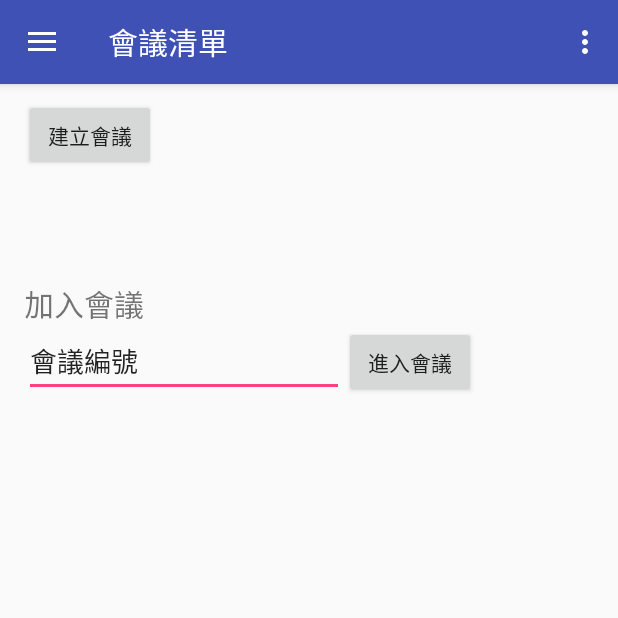
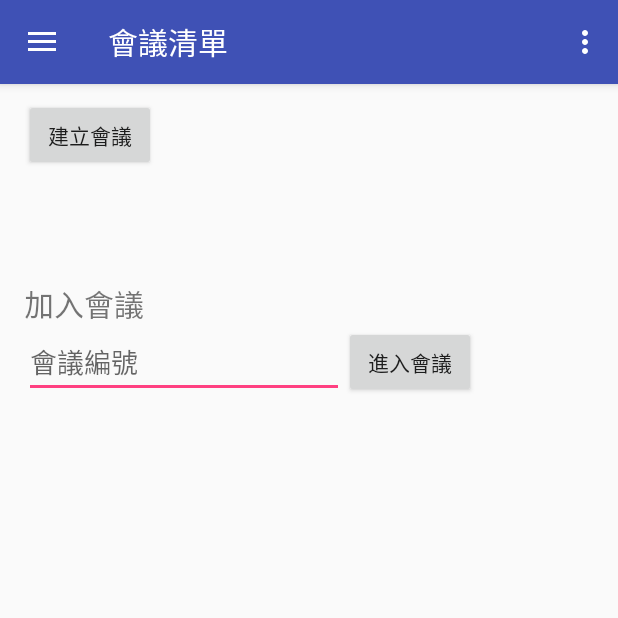
Before and after one commit to Bearww/AndroidRemote, an Android app: the MenuActivity screen opened directly, with no data from a screen before it, on a phone screen of 412 x 824 dp, the top half of it. Run offline under Robolectric (Android 15) with nearby library versions, the phone set to English and light mode, and no system bars.

```diff
--- a/app/src/main/res/layout/content_menu.xml
+++ b/app/src/main/res/layout/content_menu.xml
@@ -46,7 +46,7 @@
             android:layout_below="@+id/textView"
             android:layout_alignParentLeft="true"
             android:layout_alignParentStart="true"
-            android:text="會議編號" />
+            android:hint="@string/prompt_meeting_id" />
 
         <Button
             android:layout_width="wrap_content"
--- a/app/src/main/res/values/strings.xml
+++ b/app/src/main/res/values/strings.xml
@@ -36,4 +36,5 @@
     <string name="action_connect">Connect</string>
     <string name="title_item_list">會議</string>
     <string name="title_item_detail">Item Detail</string>
+    <string name="prompt_meeting_id">會議編號</string>
 </resources>
```
Also changed, not shown: app/src/main/java/com/test/wu/remotetest/Constants.java (+1 -1 lines), app/src/main/java/com/test/wu/remotetest/ImageListener.java (+19 -11 lines), app/src/main/java/com/test/wu/remotetest/MenuActivity.java (+1 -1 lines), app/src/main/java/com/test/wu/remotetest/RemoteActivity.java (+4 -0 lines), app/src/main/java/com/test/wu/remotetest/TabFragment2.java (+14 -1 lines), app/src/main/res/layout/tab_fragment_2.xml (+9 -0 lines).
